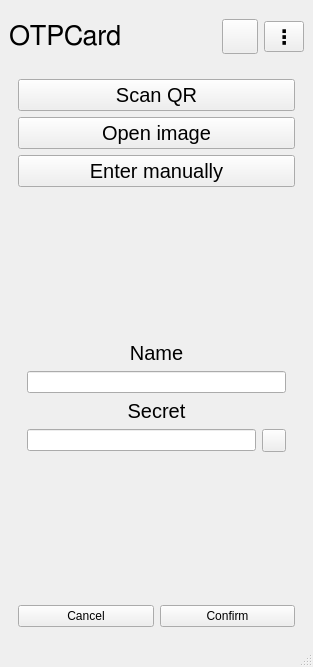
The window that otpclient.ui (vladtcvs/OTPCardClient) describes before a commit, drawn with Qt 5.
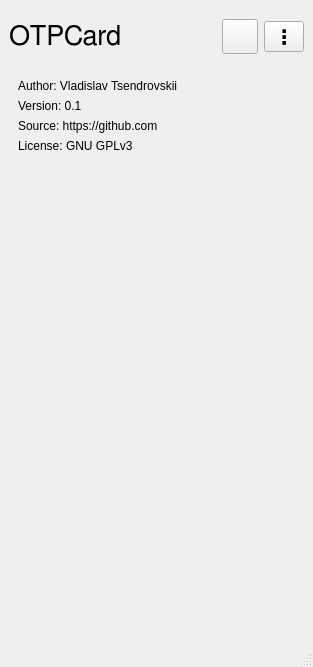
The same window after the commit. The open tabs and pages were chosen to show the change. Icons and pictures are not drawn.

```diff
--- a/otpclient.ui
+++ b/otpclient.ui
@@ -85,32 +85,8 @@
       <item>
        <widget class="QStackedWidget" name="pages">
         <property name="currentIndex">
-         <number>0</number>
+         <number>2</number>
         </property>
-        <widget class="QWidget" name="main">
-         <layout class="QGridLayout" name="gridLayout_2">
-          <item row="0" column="0">
-           <layout class="QVBoxLayout" name="verticalLayout">
-            <property name="sizeConstraint">
-             <enum>QLayout::SizeConstraint::SetDefaultConstraint</enum>
-            </property>
-            <item>
-             <widget class="QListView" name="secrets"/>
-            </item>
-            <item>
-             <widget class="QPushButton" name="newSecret">
-              <property name="text">
-               <string>New Secret</string>
-              </property>
-              <property name="icon">
-               <iconset theme="QIcon::ThemeIcon::ListAdd"/>
-              </property>
-             </widget>
-            </item>
-           </layout>
-          </item>
-         </layout>
-        </widget>
         <widget class="QWidget" name="settings">
          <layout class="QGridLayout" name="gridLayout_6">
           <item row="0" column="0">
@@ -362,182 +338,6 @@
           </item>
          </layout>
         </widget>
-        <widget class="QWidget" name="new_secret">
-         <layout class="QGridLayout" name="gridLayout_9">
-          <item row="0" column="0">
-           <layout class="QVBoxLayout" name="verticalLayout_6">
-            <item>
-             <widget class="QPushButton" name="pushButton_6">
-              <property name="font">
-               <font>
-                <pointsize>15</pointsize>
-               </font>
-              </property>
-              <property name="text">
-               <string>Scan QR</string>
-              </property>
-             </widget>
-            </item>
-            <item>
-             <widget class="QPushButton" name="pushButton_7">
-              <property name="font">
-               <font>
-                <pointsize>15</pointsize>
-               </font>
-              </property>
-              <property name="text">
-               <string>Open image</string>
-              </property>
-             </widget>
-            </item>
-            <item>
-             <widget class="QPushButton" name="pushButton_5">
-              <property name="font">
-               <font>
-                <pointsize>15</pointsize>
-               </font>
-              </property>
-              <property name="text">
-               <string>Enter manually</string>
-              </property>
-             </widget>
-            </item>
-            <item>
-             <widget class="QStackedWidget" name="new_secret_methods">
-              <property name="currentIndex">
-               <number>2</number>
-              </property>
-              <widget class="QWidget" name="qr">
-               <layout class="QGridLayout" name="gridLayout_12">
-                <item row="0" column="0">
-                 <layout class="QVBoxLayout" name="verticalLayout_9"/>
-                </item>
-               </layout>
-              </widget>
-              <widget class="QWidget" name="image">
-               <layout class="QGridLayout" name="gridLayout_11">
-                <item row="0" column="0">
-                 <layout class="QVBoxLayout" name="verticalLayout_8"/>
-                </item>
-               </layout>
-              </widget>
-              <widget class="QWidget" name="manual">
-               <layout class="QGridLayout" name="gridLayout_10">
-                <item row="0" column="0">
-                 <layout class="QVBoxLayout" name="verticalLayout_7">
-                  <item>
-                   <spacer name="verticalSpacer_6">
-                    <property name="orientation">
-                     <enum>Qt::Orientation::Vertical</enum>
-                    </property>
-                    <property name="sizeHint" stdset="0">
-                     <size>
-                      <width>20</width>
-                      <height>40</height>
-                     </size>
-                    </property>
-                   </spacer>
-                  </item>
-                  <item>
-                   <widget class="QLabel" name="label_23">
-                    <property name="font">
-                     <font>
-                      <pointsize>15</pointsize>
-                     </font>
-                    </property>
-                    <property name="text">
-                     <string>Name</string>
-                    </property>
-                    <property name="alignment">
-                     <set>Qt::AlignmentFlag::AlignCenter</set>
-                    </property>
-                   </widget>
-                  </item>
-                  <item>
-                   <widget class="QLineEdit" name="newSecretName"/>
-                  </item>
-                  <item>
-                   <widget class="QLabel" name="label_24">
-                    <property name="font">
-                     <font>
-                      <pointsize>15</pointsize>
-                     </font>
-                    </property>
-                    <property name="text">
-                     <string>Secret</string>
-                    </property>
-                    <property name="alignment">
-                     <set>Qt::AlignmentFlag::AlignCenter</set>
-                    </property>
-                   </widget>
-                  </item>
-                  <item>
-                   <layout class="QHBoxLayout" name="horizontalLayout_4">
-                    <property name="bottomMargin">
-                     <number>0</number>
-                    </property>
-                    <item>
-                     <widget class="QLineEdit" name="newSecretValue"/>
-                    </item>
-                    <item>
-                     <widget class="QToolButton" name="toolButton">
-                      <property name="text">
-                       <string/>
-                      </property>
-                      <property name="icon">
-                       <iconset theme="QIcon::ThemeIcon::EditCopy"/>
-                      </property>
-                      <property name="popupMode">
-                       <enum>QToolButton::ToolButtonPopupMode::InstantPopup</enum>
-                      </property>
-                     </widget>
-                    </item>
-                   </layout>
-                  </item>
-                  <item>
-                   <spacer name="verticalSpacer_7">
-                    <property name="orientation">
-                     <enum>Qt::Orientation::Vertical</enum>
-                    </property>
-                    <property name="sizeHint" stdset="0">
-                     <size>
-                      <width>20</width>
-                      <height>40</height>
-                     </size>
-                    </property>
-                   </spacer>
-                  </item>
-                 </layout>
-                </item>
-               </layout>
-              </widget>
-             </widget>
-            </item>
-           </layout>
-          </item>
-          <item row="1" column="0">
-           <layout class="QHBoxLayout" name="horizontalLayout_3">
-            <property name="bottomMargin">
-             <number>0</number>
-            </property>
-            <item>
-             <widget class="QPushButton" name="cancelAdd">
-              <property name="text">
-               <string>Cancel</string>
-              </property>
-             </widget>
-            </item>
-            <item>
-             <widget class="QPushButton" name="confirmAdd">
-              <property name="text">
-               <string>Confirm</string>
-              </property>
-             </widget>
-            </item>
-           </layout>
-          </item>
-         </layout>
-        </widget>
        </widget>
       </item>
      </layout>
```
